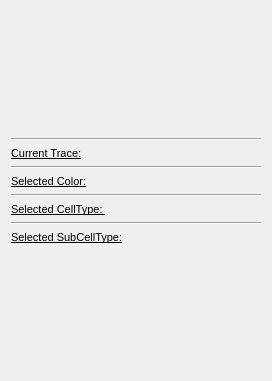
The window that Code/GUI/lib/Resources/QGoTraceManualEditingWidget.ui (gofigure2/GoFigure2) describes before a commit, drawn with Qt 5.
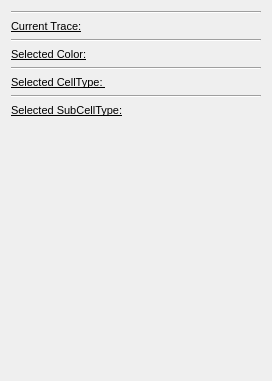
The same window after the commit.

Commit message: ENH:wrap the tracemanualeditingwidget in a dock widget for the contour settings and show/hide it with the manualeditingdockwidget

```diff
--- a/Code/GUI/lib/Resources/QGoTraceManualEditingWidget.ui
+++ b/Code/GUI/lib/Resources/QGoTraceManualEditingWidget.ui
@@ -14,7 +14,7 @@
    <string>Form</string>
   </property>
   <layout class="QGridLayout" name="gridLayout">
-   <item row="1" column="0">
+   <item row="0" column="0">
     <layout class="QVBoxLayout" name="VLayoutTraceCollection">
      <item>
       <widget class="Line" name="line_4">
@@ -41,7 +41,7 @@
      </item>
     </layout>
    </item>
-   <item row="3" column="0">
+   <item row="2" column="0">
     <layout class="QVBoxLayout" name="VLayoutColor">
      <item>
       <widget class="Line" name="line">
@@ -68,7 +68,7 @@
      </item>
     </layout>
    </item>
-   <item row="6" column="0">
+   <item row="5" column="0">
     <layout class="QVBoxLayout" name="VLayoutCellType">
      <item>
       <widget class="Line" name="line_2">
@@ -95,7 +95,7 @@
      </item>
     </layout>
    </item>
-   <item row="7" column="0">
+   <item row="6" column="0">
     <layout class="QVBoxLayout" name="VLayoutSubCellType">
      <item>
       <widget class="Line" name="line_3">
@@ -122,7 +122,7 @@
      </item>
     </layout>
    </item>
-   <item row="10" column="0">
+   <item row="9" column="0">
     <spacer name="verticalSpacer_4">
      <property name="orientation">
       <enum>Qt::Vertical</enum>
@@ -135,19 +135,6 @@
      </property>
     </spacer>
    </item>
-   <item row="0" column="0">
-    <spacer name="verticalSpacer">
-     <property name="orientation">
-      <enum>Qt::Vertical</enum>
-     </property>
-     <property name="sizeHint" stdset="0">
-      <size>
-       <width>20</width>
-       <height>40</height>
-      </size>
-     </property>
-    </spacer>
-   </item>
   </layout>
  </widget>
  <resources/>
```
The commit also changes 7 other files.
